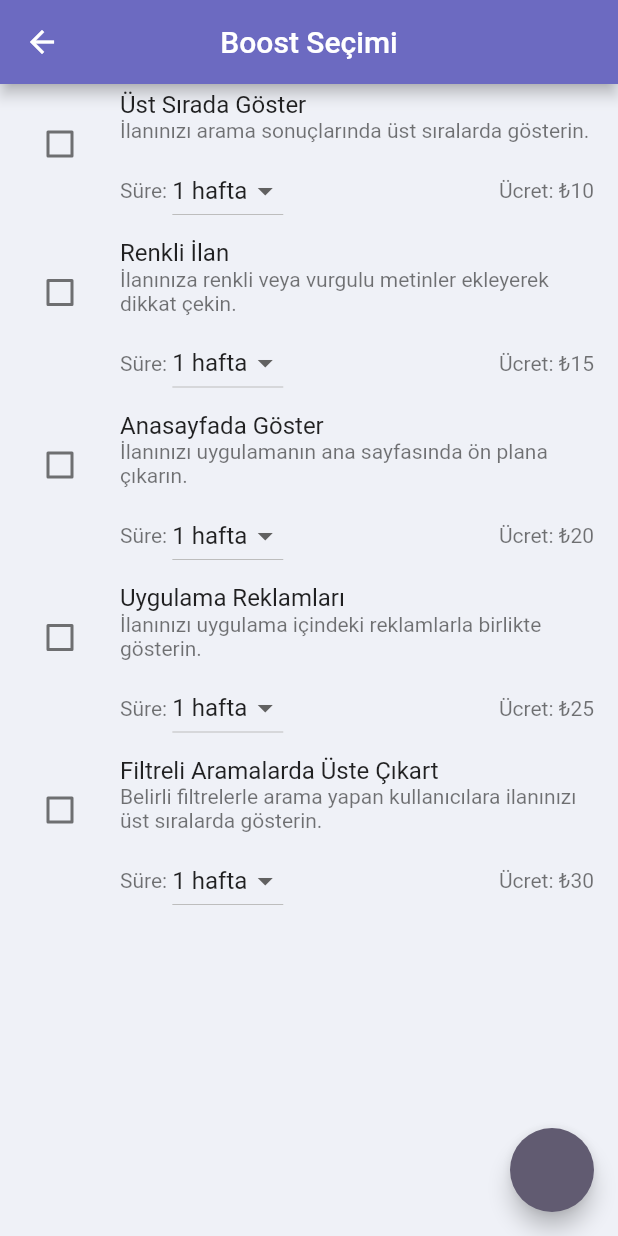
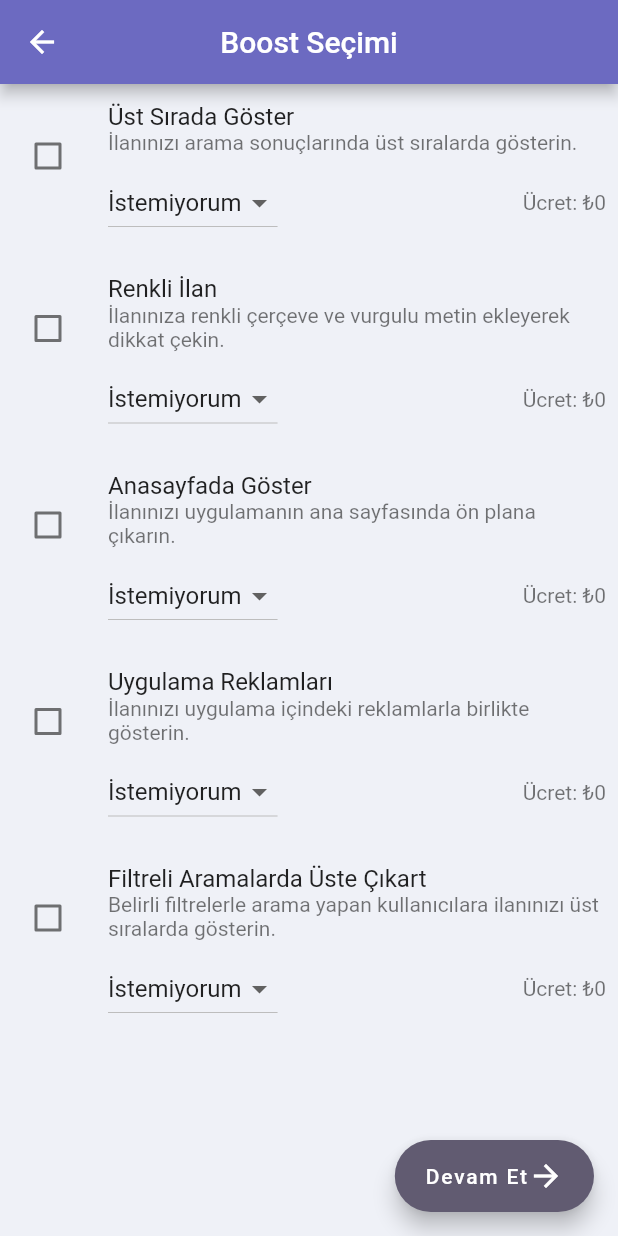
Before and after one commit to feyza12345/f_151, a Flutter app: the SelectBoostPage screen opened directly with sample values from the repository, on a phone screen of 412 x 824 dp. Run offline on Flutter 3.47's test engine with Material 2 defaults, Android fonts, the phone set to English and light mode, and no system bars; our stand-ins replace cloud_firestore, firebase_auth, firebase_core, flutter_animate, flutter_bloc, image_picker and 1 more; accounts and stored records are empty; network calls fail.

Commit message:
initial commit

```diff
--- a/lib/enums/boosts.dart
+++ b/lib/enums/boosts.dart
@@ -2,7 +2,7 @@ enum Boosts {
   onTop('Üst Sırada Göster',
       'İlanınızı arama sonuçlarında üst sıralarda gösterin.', 10),
   colorful('Renkli İlan',
-      'İlanınıza renkli veya vurgulu metinler ekleyerek dikkat çekin.', 15),
+      'İlanınıza renkli çerçeve ve vurgulu metin ekleyerek dikkat çekin.', 15),
   onHomepage('Anasayfada Göster',
       'İlanınızı uygulamanın ana sayfasında ön plana çıkarın.', 20),
   appAds('Uygulama Reklamları',
--- a/lib/pages/home/profile/create_advertisement/basic_information.dart
+++ b/lib/pages/home/profile/create_advertisement/basic_information.dart
@@ -2,7 +2,7 @@ import 'package:f151/bloc/app_info_bloc.dart';
 import 'package:f151/enums/genders.dart';
 import 'package:f151/models/advertisement_model.dart';
 import 'package:f151/models/category_model.dart';
-import 'package:f151/pages/home/profile/create_advertisement/preview_advertisement_page.dart';
+import 'package:f151/pages/home/profile/create_advertisement/select_photo_page.dart';
 import 'package:flutter/material.dart';
 import 'package:flutter/services.dart';
 import 'package:flutter_bloc/flutter_bloc.dart';
@@ -130,8 +130,7 @@ class _BasicInformationState extends State<BasicInformation> {
                   photoUrlList: [],
                   fee: int.parse(feeController.text));
               Navigator.of(context).push(MaterialPageRoute(
-                  builder: (context) =>
-                      PreviewAdvertisementPage(advertisement)));
+                  builder: (context) => SelectPhotoPage(advertisement)));
             }
           },
           label: const Row(
--- a/lib/pages/home/profile/create_advertisement/select_boost_page.dart
+++ b/lib/pages/home/profile/create_advertisement/select_boost_page.dart
@@ -1,6 +1,6 @@
 import 'package:f151/enums/boosts.dart';
 import 'package:f151/models/advertisement_model.dart';
-import 'package:f151/pages/home/profile/create_advertisement/preview_advertisement_page.dart';
+import 'package:f151/pages/home/profile/create_advertisement/payment_page.dart';
 import 'package:flutter/material.dart';
 
 class SelectBoostPage extends StatefulWidget {
@@ -12,16 +12,14 @@ class SelectBoostPage extends StatefulWidget {
 }
 
 class SelectBoostPageState extends State<SelectBoostPage> {
-  Map<Boosts, bool> boosts = {
-    Boosts.values[0]: false,
-    Boosts.values[1]: false,
-    Boosts.values[2]: false,
-    Boosts.values[3]: false,
-    Boosts.values[4]: false,
+  Map<Boosts, int> boosts = {
+    Boosts.values[0]: 0,
+    Boosts.values[1]: 0,
+    Boosts.values[2]: 0,
+    Boosts.values[3]: 0,
+    Boosts.values[4]: 0,
   };
-
-  List<int> selectedDuration = [1, 1, 1, 1, 1];
-  List<int> durations = [1, 2, 4];
+  List<int> durations = [0, 1, 2, 4];
 
   @override
   void initState() {
@@ -40,11 +38,16 @@ class SelectBoostPageState extends State<SelectBoostPage> {
           itemBuilder: (context, index) {
             final boost = Boosts.values[index];
             return ListTile(
+              contentPadding: EdgeInsets.all(8),
               leading: Checkbox(
-              value: boosts[boost],
+                value: boosts[boost] != 0,
                 onChanged: (value) {
                   setState(() {
-                  boosts[boost] = value!;
+                    if (value!) {
+                      boosts[boost] = 4;
+                    } else {
+                      boosts[boost] = 0;
+                    }
                   });
                 },
               ),
@@ -56,40 +59,41 @@ class SelectBoostPageState extends State<SelectBoostPage> {
                   const SizedBox(height: 8),
                   Row(
                     children: [
-                    const Text('Süre: '),
                       DropdownButton<int>(
-                      value: selectedDuration[index],
+                        value: boosts[boost],
                         onChanged: (value) {
                           setState(() {
-                          selectedDuration[index] = value!;
+                            boosts[boost] = value!;
                           });
                         },
                         items: durations.map((duration) {
                           return DropdownMenuItem<int>(
                             value: duration,
-                          child: Text('$duration hafta'),
+                            child: Text(duration != 0
+                                ? '$duration hafta'
+                                : 'İstemiyorum'),
                           );
                         }).toList(),
                       ),
                       const Spacer(),
                       Text(
-                        'Ücret: ₺${selectedDuration[index] * Boosts.values[index].feeForAWeek}'), // Ücret hesaplaması
+                          'Ücret: ₺${boosts[boost]! * Boosts.values[index].feeForAWeek}'), // Ücret hesaplaması
                     ],
                   ),
                 ],
               ),
-            onTap: () {
-              // Boost seçildiğinde yapılacak işlemler buraya eklenebilir
-              print('Seçilen boost: ${boost.title}');
-            },
             );
           },
         ),
-      floatingActionButton: FloatingActionButton(
+        floatingActionButton: FloatingActionButton.extended(
           onPressed: () => Navigator.of(context).push(MaterialPageRoute(
-            builder: (context) =>
-                PreviewAdvertisementPage(widget.advertisement))),
+              builder: (context) => PaymentPage(
+                  advertisement: widget.advertisement,
+                  selectedBoosts: boosts))),
+          label: const Row(
+            mainAxisSize: MainAxisSize.min,
+            children: [Text('Devam Et'), Icon(Icons.arrow_forward)],
           ),
-    );
+        ));
   }
 }
```
Also changed, not shown: lib/pages/home/homepage/advertisement/advertisement_page.dart (+71 -8 lines), lib/pages/home/profile/create_advertisement/payment_page.dart (added, +17 -0 lines), lib/pages/home/profile/create_advertisement/preview_advertisement_page.dart (+13 -6 lines), lib/widgets/ad_list_card.dart (+9 -4 lines). Lines whose indentation alone changed are shown as unchanged.
